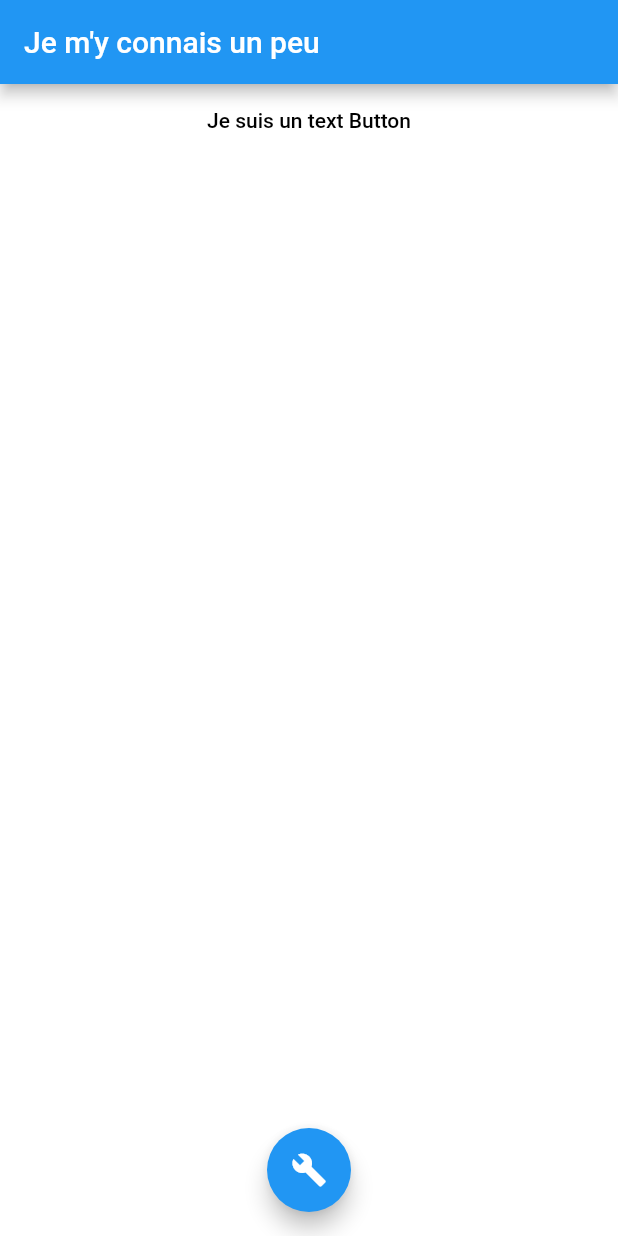
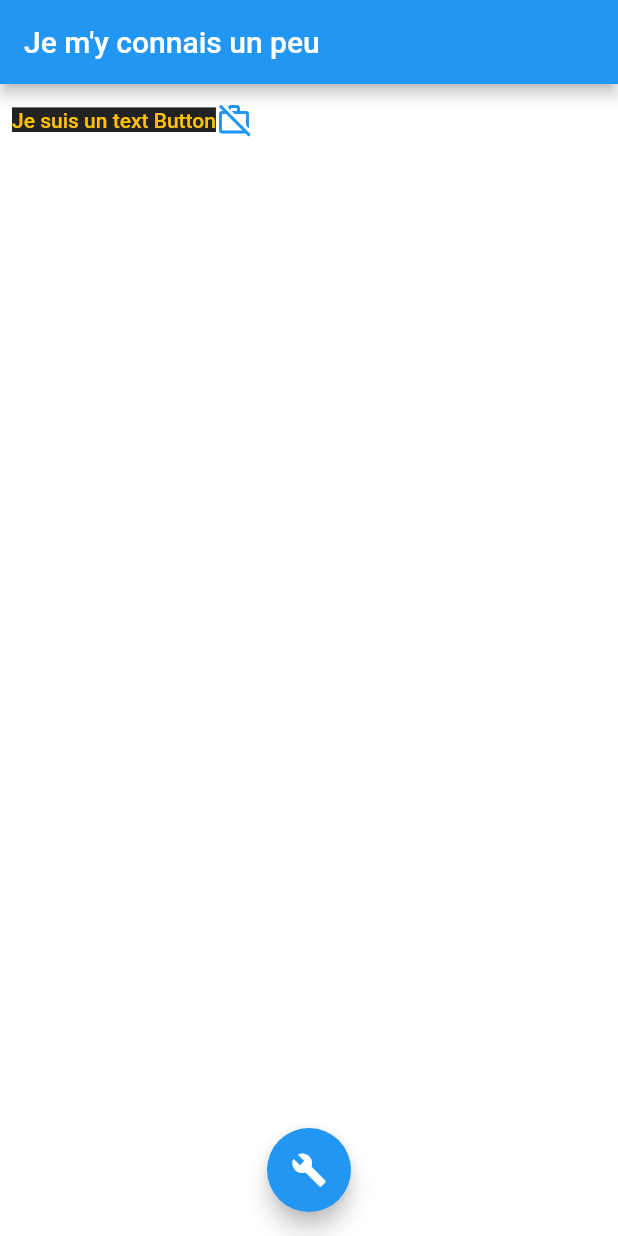
Before and after one commit to Devsaci/Passerel_Widgets_interactifs, a Flutter app: the screen it shows after launch, on a phone screen of 412 x 824 dp. Run offline on Flutter 3.47's test engine with Material 2 defaults, Android fonts, the phone set to English and light mode, and no system bars.

Commit message:
textButtonText

```diff
--- a/lib/Interactive_Page.dart
+++ b/lib/Interactive_Page.dart
@@ -35,11 +35,21 @@ class InteractifPageState extends State<InteractifPage> {
     return Scaffold(
       backgroundColor: backgroundColor,
       appBar: AppBar(
-        title: Text(updateAppBarText()),),
+        title: Text(updateAppBarText()),
+      ),
       body: Center(
           child: Column(
         children: [
-            TextButton(onPressed: updateAppBar, child: Text("Je suis un text Button" ,style: TextStyle(color:textColor),))
+          TextButton(
+              onPressed: updateAppBar,
+              child: Row(
+                children: [
+                  textButtonText(),
+                  Icon(Icons.work_off_outlined),
+
+                ],
+              )
+          )
         ],
       )
           //Text("Apprendre Les Interactives", style: TextStyle(color: textColor),),
@@ -55,18 +65,23 @@ class InteractifPageState extends State<InteractifPage> {
   updateColors() {
     setState(() {
       print("Tapped : $backgroundColor");
-      backgroundColor = (backgroundColor == Colors.white) ? Colors.black: Colors.white;
-      textColor =(textColor == Colors.black) ? Colors.white: Colors.black;
-
+      backgroundColor =
+          (backgroundColor == Colors.white) ? Colors.black : Colors.white;
+      textColor = (textColor == Colors.black) ? Colors.white : Colors.black;
     });
   }
 
-  updateAppBar(){
+  updateAppBar() {
     setState(() => textButtonPressed = !textButtonPressed);
   }
 
-String updateAppBarText(){
-return(textButtonPressed)? "Je m'y connais un peu" :"Les Interactifs";
+  String updateAppBarText() {
+    return (textButtonPressed) ? "Je m'y connais un peu" : "Les Interactifs";
   }
+  Text textButtonText () {
+    return const Text(
+      "Je suis un text Button", style: TextStyle(color: Colors.amber,
+      backgroundColor: Colors.black87,),);
 
   }
+}
```
Lines whose indentation alone changed are shown as unchanged.
